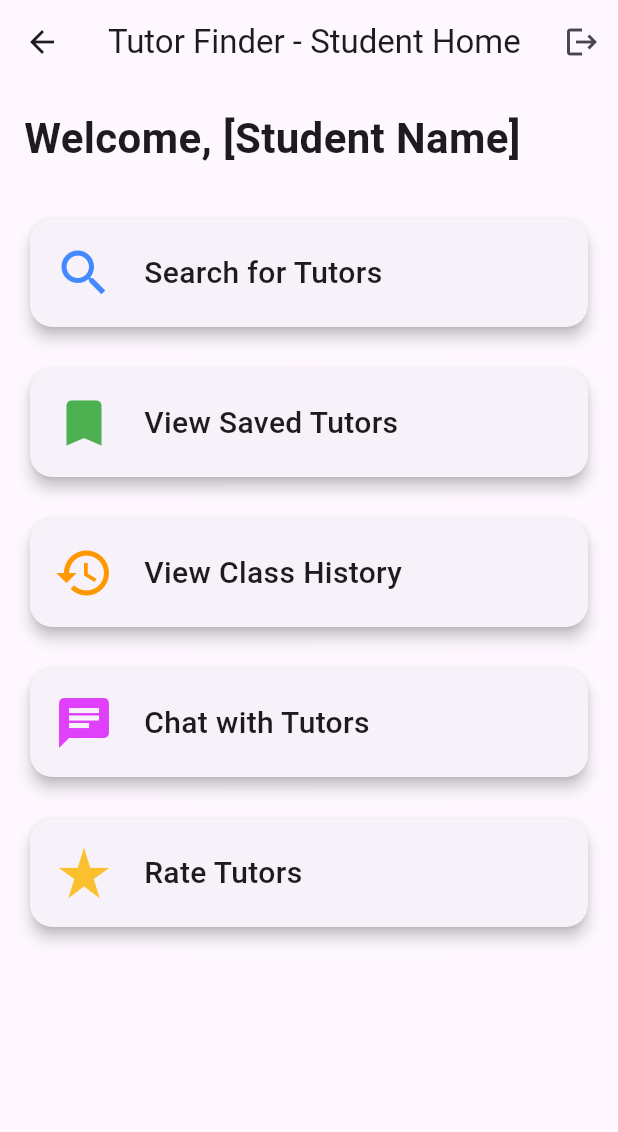
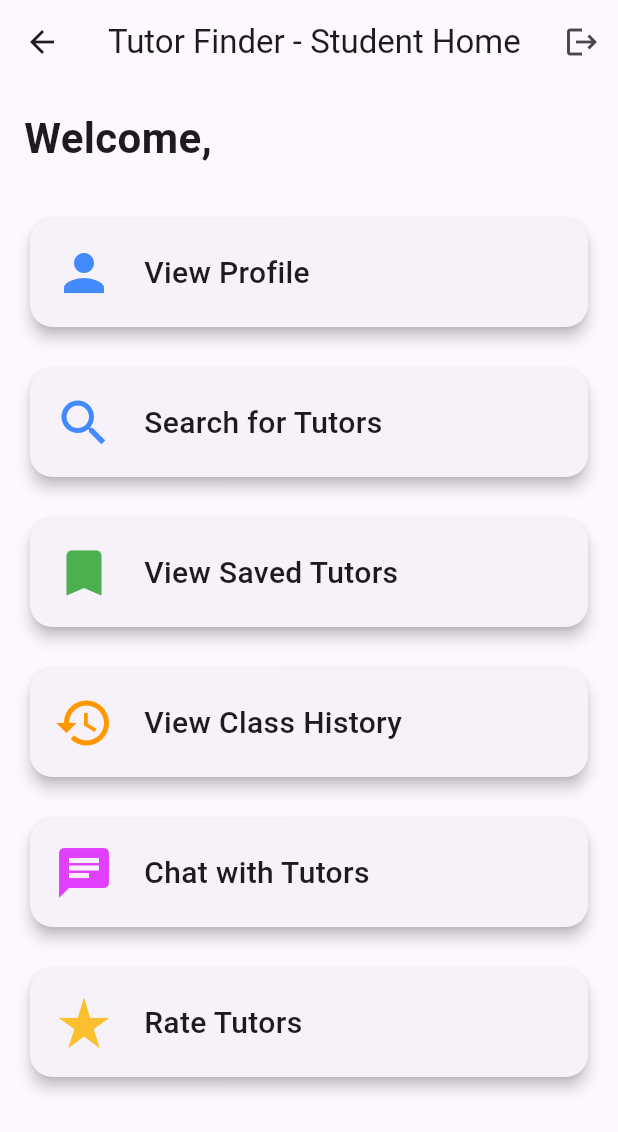
Before and after one commit to nighttourist/guideme, a Flutter app: the StudentHomePage screen opened by its route, on a phone screen of 412 x 824 dp. Shown: the top 1132 px of the screen. Run offline on Flutter 3.47's test engine with Material 3 defaults, Android fonts, the light colour scheme and no system bars; our stand-ins replace cloud_firestore, firebase_auth, firebase_core; accounts and stored records are empty.

```diff
--- a/lib/main.dart
+++ b/lib/main.dart
@@ -11,6 +11,7 @@ import 'pages/class_history.dart';
 import 'pages/rating_review.dart';
 import 'pages/save_tutor.dart';
 import 'pages/search_tutor.dart';
+import 'pages/student_profile.dart';
 import 'package:firebase_core/firebase_core.dart';
 import 'package:flutter/material.dart';
 void main() async{
@@ -37,7 +38,8 @@ class TutorFinderApp extends StatelessWidget {
         '/saved_tutors': (context) => SavedTutorsPage(),
         '/class_history': (context) => ClassHistoryPage(),
         '/chat': (context) => ChatPage(),
-        '/ratings_reviews': (context) => RatingsReviewsPage(),// Tutor Registration
+        '/ratings_reviews': (context) => RatingsReviewsPage(),
+        '/student_profile': (context) => StudentProfilePage(),// Tutor Registration
       },
     );
   }
--- a/lib/pages/Student_home.dart
+++ b/lib/pages/Student_home.dart
@@ -1,16 +1,21 @@
 import 'package:flutter/material.dart';
+import 'package:cloud_firestore/cloud_firestore.dart';
+import 'package:firebase_auth/firebase_auth.dart';
 
 class StudentHomePage extends StatelessWidget {
   @override
   Widget build(BuildContext context) {
+    final user = FirebaseAuth.instance.currentUser;
+
     return Scaffold(
       appBar: AppBar(
         title: Text('Tutor Finder - Student Home'),
         actions: [
           IconButton(
             icon: Icon(Icons.logout),
-            onPressed: () {
-              // Logout functionality here
+            onPressed: () async {
+              await FirebaseAuth.instance.signOut();
+              Navigator.pushReplacementNamed(context, '/'); // Redirect to login page after logout
             },
           ),
         ],
@@ -22,11 +27,61 @@ class StudentHomePage extends StatelessWidget {
             crossAxisAlignment: CrossAxisAlignment.start,
             children: [
               // Welcome message
-              Text(
-                'Welcome, [Student Name]',
-                style: TextStyle(fontSize: 28, fontWeight: FontWeight.bold),
+              StreamBuilder<DocumentSnapshot>(
+                stream: FirebaseFirestore.instance
+                    .collection('users')
+                    .doc(user?.uid)
+                    .snapshots(),
+                builder: (context, snapshot) {
+                  if (snapshot.connectionState == ConnectionState.waiting) {
+                    return Center(child: CircularProgressIndicator());
+                  }
+
+                  if (snapshot.hasError) {
+                    return Text('Error: ${snapshot.error}');
+                  }
+
+                  if (!snapshot.hasData || !snapshot.data!.exists) {
+                    return Text('No user data found');
+                  }
+
+                  // Fetch student name from Firestore
+                  String studentName = snapshot.data!['name'] ?? 'Student'; // Adjust field name as necessary
+
+                  return Text(
+                    'Welcome, $studentName',
+                    style: TextStyle(fontSize: 28, fontWeight: FontWeight.bold),
+                  );
+                },
               ),
               SizedBox(height: 30),
+
+              // Card: Profile
+              Card(
+                elevation: 4,
+                shape: RoundedRectangleBorder(
+                  borderRadius: BorderRadius.circular(15.0),
+                ),
+                child: InkWell(
+                  onTap: () {
+                    Navigator.pushNamed(context, '/student_profile', arguments: user?.uid);
+                  },
+                  child: Padding(
+                    padding: EdgeInsets.all(16.0),
+                    child: Row(
+                      children: [
+                        Icon(Icons.person, size: 40, color: Colors.blueAccent),
+                        SizedBox(width: 20),
+                        Text(
+                          'View Profile',
+                          style: TextStyle(fontSize: 20, fontWeight: FontWeight.w500),
+                        ),
+                      ],
+                    ),
+                  ),
+                ),
+              ),
+              SizedBox(height: 20),
 
               // Card: Search for Tutors
               Card(
@@ -36,7 +91,7 @@ class StudentHomePage extends StatelessWidget {
                 ),
                 child: InkWell(
                   onTap: () {
-                    Navigator.pushNamed(context, '/tutor_search');
+                    Navigator.pushNamed(context, '/tutor_search'); // Update with your route name
                   },
                   child: Padding(
                     padding: EdgeInsets.all(16.0),
```
Also changed, not shown: lib/pages/search_tutor.dart (+51 -36 lines), lib/pages/student_profile.dart (added, +111 -0 lines), lib/pages/tutor_registration_page.dart (+11 -0 lines).
